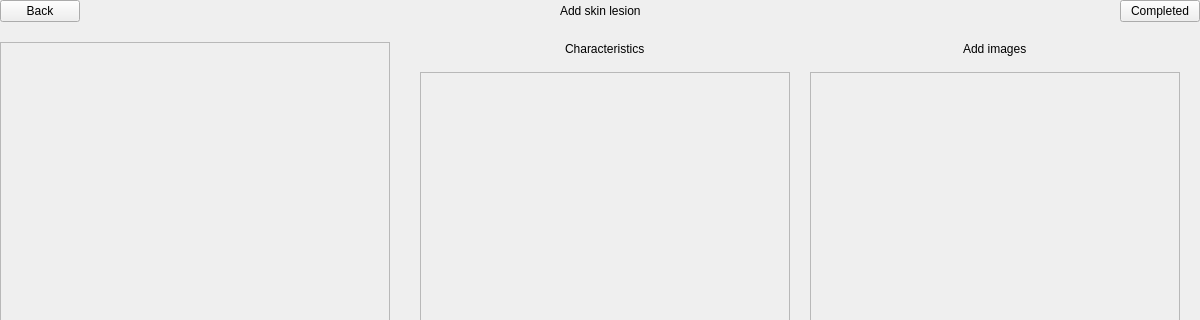
First picture: the form in skin application/skinApplication/src/views/ui/ui_upsert_skin_lesion.ui, repository AgustinCartaya/SkinApplication, before the edit; both pictures show x 0 to 1200 and y 0 to 320 of the 1200 by 800 pixel window.
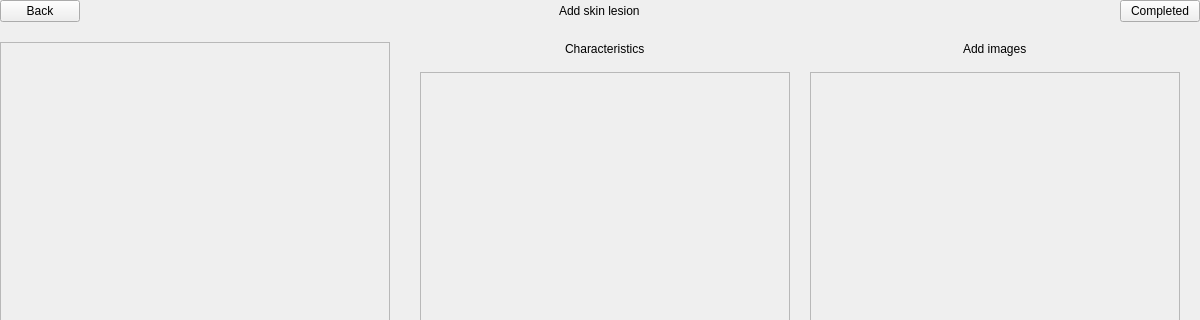
Second picture: the form after the edit. Custom widgets are drawn as their Qt base class.

The edit to the form file:
```diff
--- a/skin application/skinApplication/src/views/ui/ui_upsert_skin_lesion.ui
+++ b/skin application/skinApplication/src/views/ui/ui_upsert_skin_lesion.ui
@@ -33,7 +33,7 @@
     <number>0</number>
    </property>
    <item>
-    <layout class="QHBoxLayout" name="ly_navigator">
+    <layout class="QHBoxLayout" name="ly_navigator" stretch="1,1,1">
      <property name="spacing">
       <number>0</number>
      </property>
@@ -43,50 +43,21 @@
      <property name="rightMargin">
       <number>0</number>
      </property>
-     <item>
+     <item alignment="Qt::AlignLeft">
       <widget class="NavigatorButton" name="bt_back">
        <property name="text">
         <string>Back</string>
        </property>
       </widget>
      </item>
-     <item>
-      <spacer name="horizontalSpacer">
-       <property name="orientation">
-        <enum>Qt::Horizontal</enum>
-       </property>
-       <property name="sizeHint" stdset="0">
-        <size>
-         <width>40</width>
-         <height>20</height>
-        </size>
-       </property>
-      </spacer>
-     </item>
-     <item>
+     <item alignment="Qt::AlignHCenter">
       <widget class="Label" name="lb_title">
        <property name="text">
         <string>Add skin lesion</string>
        </property>
       </widget>
      </item>
-     <item>
-      <spacer name="horizontalSpacer_2">
-       <property name="orientation">
-        <enum>Qt::Horizontal</enum>
-       </property>
-       <property name="sizeType">
-        <enum>QSizePolicy::Expanding</enum>
-       </property>
-       <property name="sizeHint" stdset="0">
-        <size>
-         <width>40</width>
-         <height>20</height>
-        </size>
-       </property>
-      </spacer>
-     </item>
-     <item>
+     <item alignment="Qt::AlignRight">
       <widget class="NavigatorButton" name="bt_complete">
        <property name="text">
         <string>Completed</string>
@@ -168,7 +139,7 @@
                 <x>0</x>
                 <y>0</y>
                 <width>364</width>
-                <height>332</height>
+                <height>328</height>
                </rect>
               </property>
               <layout class="QVBoxLayout" name="verticalLayout_30">
@@ -223,7 +194,7 @@
                 <x>0</x>
                 <y>0</y>
                 <width>364</width>
-                <height>332</height>
+                <height>328</height>
                </rect>
               </property>
               <layout class="QVBoxLayout" name="verticalLayout_10">
```
